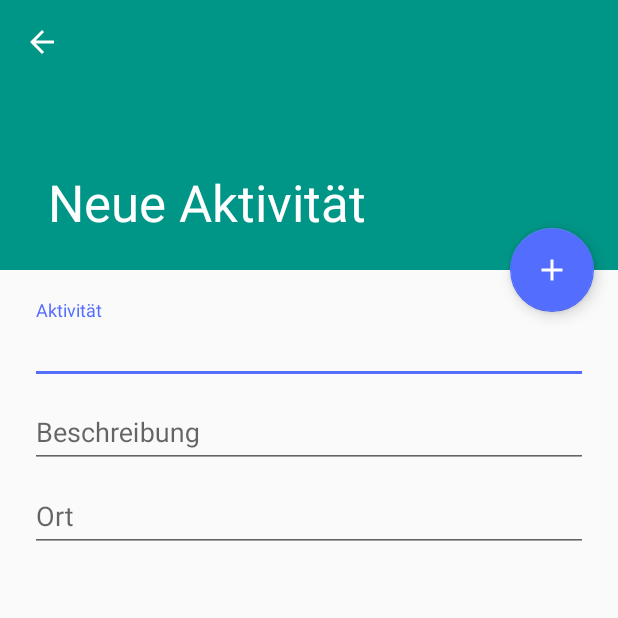
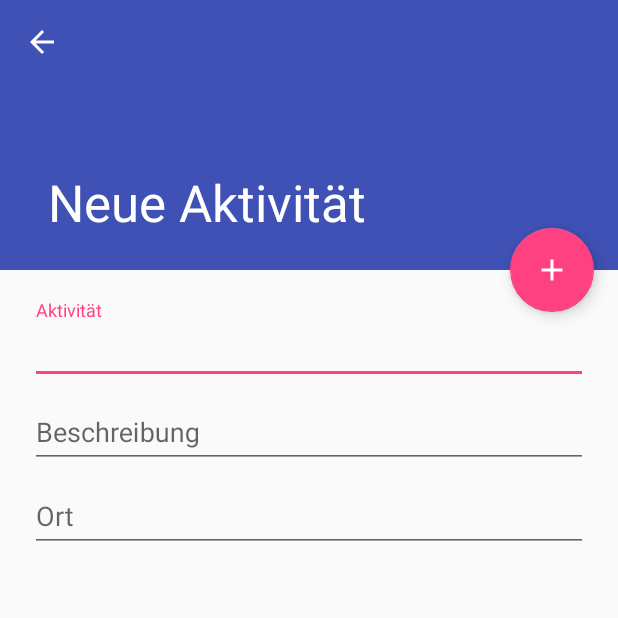
Before and after one commit to Jugendhackt/Active-Germany, an Android app: the screen it shows after launch (AddActivity), after a tap on an icon or button, on a phone screen of 412 x 824 dp, the top half of it. Run offline under Robolectric (Android 15) with nearby library versions, the phone set to English and light mode, and no system bars; libraries missing offline, so code that uses them is left out: com.loopj.android, cz.msebera.android; pictures from the network do not load; 2 statements that could not run were skipped.

Commit message:
Fixes, Design Update

```diff
--- a/app/src/main/AndroidManifest.xml
+++ b/app/src/main/AndroidManifest.xml
@@ -20,7 +20,7 @@
         <activity
             android:name=".MainActivity"
             android:label="@string/app_name"
-            android:theme="@style/AppTheme.NoActionBar" >
+            android:theme="@style/AppTheme.Branded">
             <intent-filter>
                 <action android:name="android.intent.action.MAIN" />
 
--- a/app/src/main/java/com/tomaskostadinov/activegermany/MainActivity.java
+++ b/app/src/main/java/com/tomaskostadinov/activegermany/MainActivity.java
@@ -1,6 +1,7 @@
 package com.tomaskostadinov.activegermany;
 
 import android.content.Intent;
+import android.os.Build;
 import android.os.Bundle;
 import android.support.design.widget.FloatingActionButton;
 import android.support.v7.widget.LinearLayoutManager;
@@ -15,19 +16,12 @@ import android.support.v7.app.AppCompatActivity;
 import android.support.v7.widget.Toolbar;
 import android.view.Menu;
 import android.view.MenuItem;
-import android.widget.ImageView;
 import android.widget.Toast;
-
-import com.bumptech.glide.Glide;
 import com.loopj.android.http.AsyncHttpClient;
 import com.loopj.android.http.AsyncHttpResponseHandler;
-
 import org.json.JSONArray;
 import org.json.JSONObject;
-
 import java.util.ArrayList;
-import java.util.Objects;
-import java.util.logging.Handler;
 
 import cz.msebera.android.httpclient.Header;
 
@@ -39,12 +33,15 @@ public class MainActivity extends AppCompatActivity implements NavigationView.On
 
     @Override
     protected void onCreate(Bundle savedInstanceState) {
+        setTheme(R.style.AppTheme_NoActionBar);
         super.onCreate(savedInstanceState);
         setContentView(R.layout.activity_main);
         Toolbar toolbar = (Toolbar) findViewById(R.id.toolbar);
         setSupportActionBar(toolbar);
         drawerLayout = (DrawerLayout) findViewById(R.id.drawer_layout);
-
+        if (android.os.Build.VERSION.SDK_INT >= Build.VERSION_CODES.LOLLIPOP) {
+            getWindow().setNavigationBarColor(getResources().getColor(R.color.colorAccent));
+        }
         FloatingActionButton fab = (FloatingActionButton) findViewById(R.id.fab);
         fab.setOnClickListener(new View.OnClickListener() {
             @Override
@@ -55,9 +52,8 @@ public class MainActivity extends AppCompatActivity implements NavigationView.On
             }
         });
 
-        DrawerLayout drawer = (DrawerLayout) findViewById(R.id.drawer_layout);
-        ActionBarDrawerToggle toggle = new ActionBarDrawerToggle(this, drawer, toolbar, R.string.navigation_drawer_open, R.string.navigation_drawer_close);
-        drawer.setDrawerListener(toggle);
+        ActionBarDrawerToggle toggle = new ActionBarDrawerToggle(this, drawerLayout, toolbar, R.string.navigation_drawer_open, R.string.navigation_drawer_close);
+        drawerLayout.setDrawerListener(toggle);
         toggle.syncState();
 
         NavigationView navigationView = (NavigationView) findViewById(R.id.nav_view);
--- /dev/null
+++ b/app/src/main/res/drawable/branded_logo.xml
@@ -0,0 +1,13 @@
+<?xml version="1.0" encoding="utf-8"?>
+
+<layer-list xmlns:android="http://schemas.android.com/apk/res/android">
+    <item>
+        <color android:color="@color/background_material_light"/>
+    </item>
+    <item>
+        <bitmap
+            android:src="@mipmap/ic_launcher"
+            android:tileMode="disabled"
+            android:gravity="center"/>
+    </item>
+</layer-list>
--- a/app/src/main/res/layout/activity_card.xml
+++ b/app/src/main/res/layout/activity_card.xml
@@ -13,7 +13,7 @@
         <RelativeLayout
             android:layout_width="match_parent"
             android:layout_height="wrap_content"
-            android:padding="16dp"
+            android:padding="8dp"
             >
 
             <ImageView
--- a/app/src/main/res/layout/nav_header_main.xml
+++ b/app/src/main/res/layout/nav_header_main.xml
@@ -1,7 +1,7 @@
 <?xml version="1.0" encoding="utf-8"?>
 <LinearLayout xmlns:android="http://schemas.android.com/apk/res/android"
     android:layout_width="match_parent" android:layout_height="@dimen/nav_header_height"
-    android:background="@drawable/side_nav_bar"
+    android:background="@drawable/wallpaper"
     android:paddingBottom="@dimen/activity_vertical_margin"
     android:paddingLeft="@dimen/activity_horizontal_margin"
     android:paddingRight="@dimen/activity_horizontal_margin"
@@ -18,6 +18,6 @@
         android:textAppearance="@style/TextAppearance.AppCompat.Body1" />
 
     <TextView android:layout_width="wrap_content" android:layout_height="wrap_content"
-        android:text="" android:id="@+id/textView" />
+        android:text="Auf eine gemeinsame Zukunft!" android:id="@+id/textView" />
 
 </LinearLayout>
--- a/app/src/main/res/values-v21/styles.xml
+++ b/app/src/main/res/values-v21/styles.xml
@@ -4,5 +4,7 @@
         <item name="windowNoTitle">true</item>
         <item name="android:windowDrawsSystemBarBackgrounds">true</item>
         <item name="android:statusBarColor">@android:color/transparent</item>
+        <item name="android:navigationBarColor">@android:color/transparent</item>
+        <item name="android:windowTranslucentStatus">false</item>
     </style>
 </resources>
--- a/app/src/main/res/values/colors.xml
+++ b/app/src/main/res/values/colors.xml
@@ -1,19 +1,19 @@
 <?xml version="1.0" encoding="utf-8"?>
 <resources>
-    <!--<color name="colorPrimary">#3F51B5</color>
+    <color name="colorPrimary">#3F51B5</color>
     <color name="colorPrimaryDark">#303F9F</color>
-    <color name="colorAccent">#FF4081</color>-->
-    <color name="colorPrimary">#009687</color>
+    <color name="colorAccent">#FF4081</color>
+    <!--<color name="colorPrimary">#009687</color>
 <color name="colorPrimaryDark">#005A51</color>
 <color name="blueColorPrimary">#4C84B6</color>
-<color name="blueColorPrimaryDark">#3D6A92</color>
+<color name="blueColorPrimaryDark">#3D6A92</color>>-->
 <!--<color name="colorPrimary">#2C333D</color>-->
 <color name="darkColorPrimaryDark">#3D6A92</color>
 <color name="textColorPrimary">#FFFFFF</color>
 <color name="windowBackground">#FFFFFF</color>
 <color name="navigationBarColor">#000000</color>
 <color name="colorAccentPrimary">#3498db</color>
-<color name="colorAccent">#536DFE</color>
+<!--<color name="colorAccent">#536DFE</color>-->
 <color name="cardBackground">#FFFFFF</color>
 
 <color name="card1">#E9B96D</color>
--- a/app/src/main/res/values/dimens.xml
+++ b/app/src/main/res/values/dimens.xml
@@ -3,8 +3,8 @@
     <dimen name="nav_header_vertical_spacing">16dp</dimen>
     <dimen name="nav_header_height">160dp</dimen>
     <!-- Default screen margins, per the Android Design guidelines. -->
-    <dimen name="activity_horizontal_margin">16dp</dimen>
-    <dimen name="activity_vertical_margin">16dp</dimen>
+    <dimen name="activity_horizontal_margin">8dp</dimen>
+    <dimen name="activity_vertical_margin">8dp</dimen>
     <dimen name="fab_margin">16dp</dimen>
     <dimen name="nav_drawer_width">280dp</dimen>
     <dimen name="header_height">128dp</dimen>
--- a/app/src/main/res/values/styles.xml
+++ b/app/src/main/res/values/styles.xml
@@ -6,10 +6,11 @@
         <item name="colorPrimary">@color/colorPrimary</item>
         <item name="colorPrimaryDark">@color/colorPrimaryDark</item>
         <item name="colorAccent">@color/colorAccent</item>
-    </style>
-    <style name="AppTheme.NoActionBar">
         <item name="windowActionBar">false</item>
         <item name="windowNoTitle">true</item>
+    </style>
+    <style name="AppTheme.Branded">
+        <item name="android:windowBackground">@drawable/branded_logo</item>
     </style>
     <style name="AppTheme.AppBarOverlay" parent="ThemeOverlay.AppCompat.Dark.ActionBar" />
     <style name="AppTheme.PopupOverlay" parent="ThemeOverlay.AppCompat.Light" />
```
Also changed, not shown: app/src/main/res/layout/card_activity.xml (+21 -4 lines), app/src/main/ic_launcher-web.png (added), app/src/main/res/drawable/wallpaper.png (added), app/src/main/res/mipmap-hdpi/ic_launcher.png, app/src/main/res/mipmap-mdpi/ic_launcher.png, app/src/main/res/mipmap-xhdpi/ic_launcher.png, app/src/main/res/mipmap-xxhdpi/ic_launcher.png, app/src/main/res/mipmap-xxxhdpi/ic_launcher.png, 3 other files.
